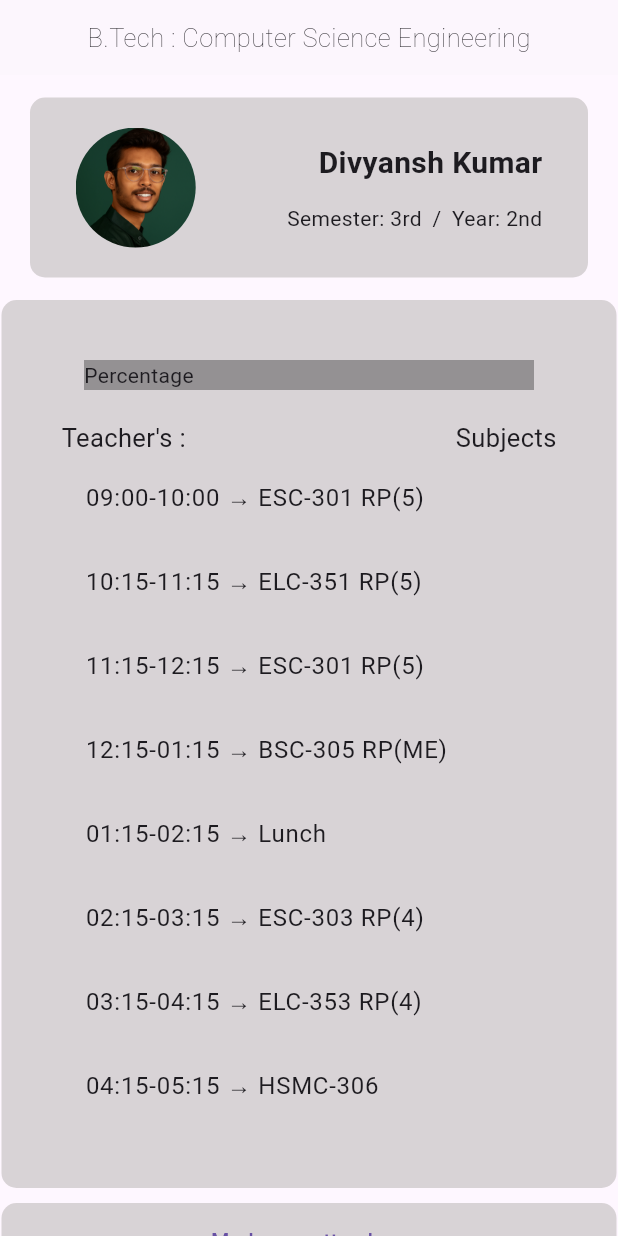
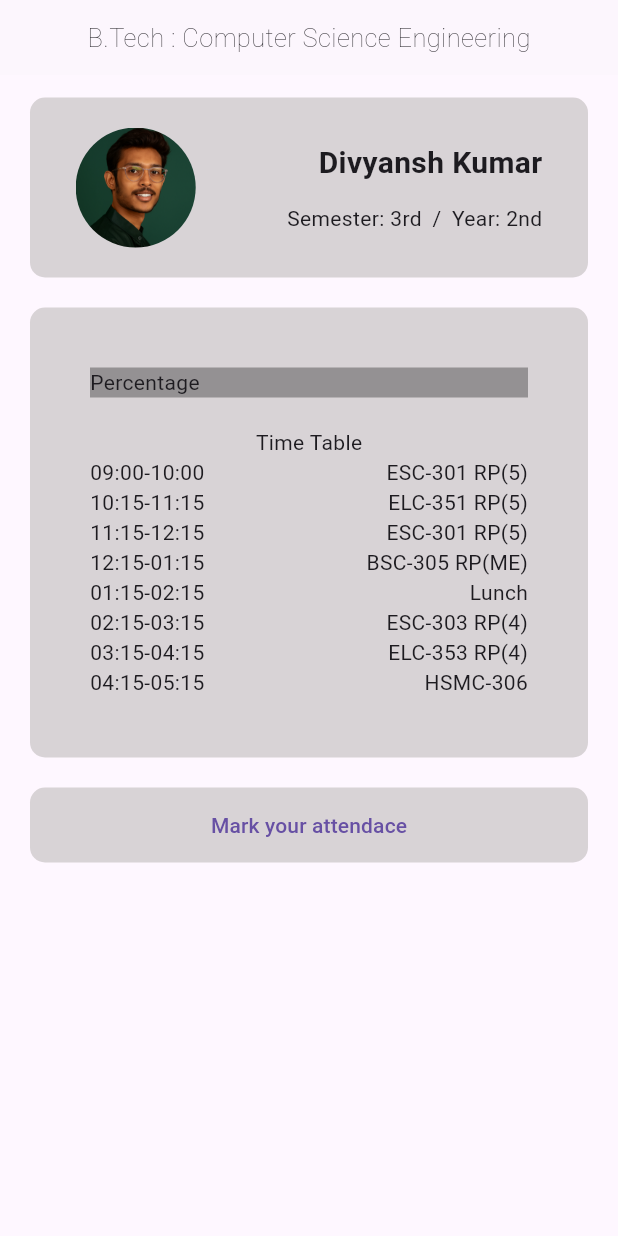
Before and after one commit to deev-narayan/Attendo_BBAU, a Flutter app: the screen it shows after launch, after a tap on "Login", on a phone screen of 412 x 824 dp. Run offline on Flutter 3.47's test engine with Material 3 defaults, Android fonts, the phone set to English and light mode, and no system bars.

Commit message:
safe area made

```diff
--- a/lib/pages/login.dart
+++ b/lib/pages/login.dart
@@ -50,7 +50,12 @@ class _LoginState extends State<Login> {
                 Image.asset(
                   "./assets/images/hero.png",
                   height: 150,
-                  color: const Color.fromARGB(255, 0, 19, 34), // your desired color
+                  color: const Color.fromARGB(
+                    255,
+                    0,
+                    19,
+                    34,
+                  ), // your desired color
                   colorBlendMode: BlendMode.srcIn,
                 ),
                 Container(
@@ -91,12 +96,12 @@ class _LoginState extends State<Login> {
                           Navigator.of(context).pushReplacement(
                             MaterialPageRoute(
                               builder: (context) {
-                                return Profile();
+                                return SafeArea(child: Profile());
                               },
                             ),
                           );
                         },
-                        child: Text("Login",style: TextStyle(fontSize: 16),),
+                        child: Text("Login", style: TextStyle(fontSize: 16)),
                       ),
                     ],
                   ),
--- a/lib/pages/profile.dart
+++ b/lib/pages/profile.dart
@@ -21,6 +21,7 @@ class _ProfileState extends State<Profile> {
     super.initState();
     loadJson();
   }
+
   String today = DateFormat('EEEE').format(DateTime.now());
   Future<void> loadJson() async {
     String data = await rootBundle.loadString('assets/data/timetable.json');
@@ -108,7 +109,9 @@ class _ProfileState extends State<Profile> {
                 ),
               ),
               SizedBox(height: 10),
-            Container(
+              Padding(
+                padding: const EdgeInsets.fromLTRB(20, 5, 20, 5),
+                child: Container(
                   padding: EdgeInsets.fromLTRB(40, 40, 40, 40),
                   width: 410,
                   decoration: BoxDecoration(
@@ -129,13 +132,7 @@ class _ProfileState extends State<Profile> {
                         SizedBox(height: 20),
                         Container(
                           width: double.infinity,
-                      child: Row(
-                        mainAxisAlignment: MainAxisAlignment.spaceBetween,
-                        children: [
-                          Text("Teacher's :", style: TextStyle(fontSize: 17)),
-                          Text("Subjects", style: TextStyle(fontSize: 17)),
-                        ],
-                      ),
+                          child: Center(child: Text("Time Table"),),
                         ),
                         if (timetable.isNotEmpty)
                           ListView(
@@ -144,8 +141,16 @@ class _ProfileState extends State<Profile> {
                             physics:
                                 NeverScrollableScrollPhysics(), // 👈 disable its own scrolling
                             children: timetable.entries.map<Widget>((entry) {
-                          return ListTile(
-                            title: Text("${entry.key} → ${entry.value}"),
+                              // return ListTile(
+                              //   title: Text("${entry.key} → ${entry.value}"),
+                              // );
+                              return Row(
+                                mainAxisAlignment: MainAxisAlignment.spaceBetween,
+                                crossAxisAlignment: CrossAxisAlignment.start,
+                                children: [
+                                  Text("${entry.key}"),
+                                  Text("${entry.value}"),
+                                ],
                               );
                             }).toList(),
                           ),
@@ -153,8 +158,11 @@ class _ProfileState extends State<Profile> {
                     ),
                   ),
                 ),
+              ),
               SizedBox(height: 10),
-            Container(
+              Padding(
+                padding: const EdgeInsets.fromLTRB(20, 5, 20, 5),
+                child: Container(
                   height: 50,
                   width: 410,
                   decoration: BoxDecoration(
@@ -174,6 +182,7 @@ class _ProfileState extends State<Profile> {
                     child: Text("Mark your attendace"),
                   ),
                 ),
+              ),
             ],
           ),
         ),
```
Lines whose indentation alone changed are shown as unchanged.
